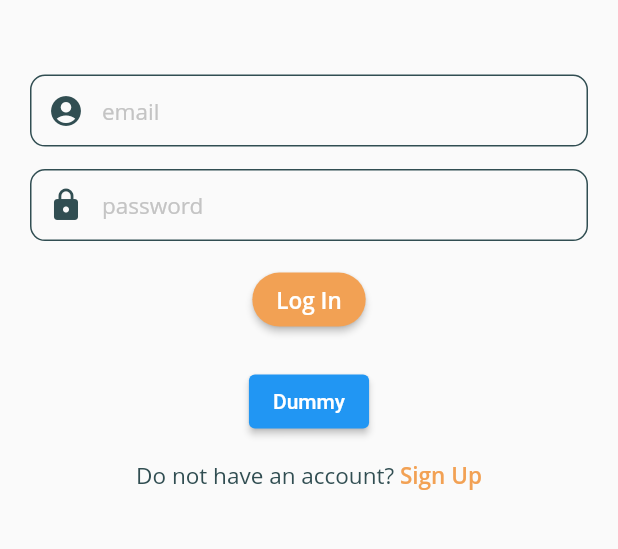
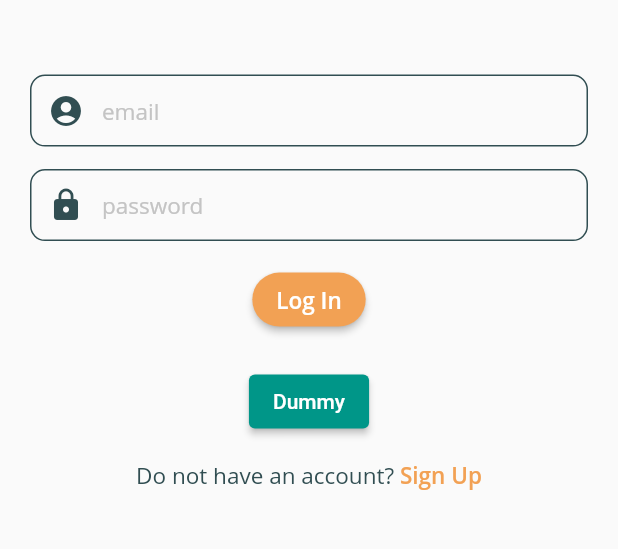
Before and after one commit to toonwwk/Just-Be-There, a Flutter app: the screen it shows after launch, on a phone screen of 412 x 824 dp, the part 406-955 px from its top. Run offline on Flutter 3.47's test engine with Material 2 defaults, Android fonts, the phone set to English and light mode, and no system bars; our stand-ins replace firebase_auth, firebase_core, recase, shared_preferences; missing offline and left inert: multi_image_picker; accounts and stored records are empty.

Commit message:
Adjust theme color

```diff
--- a/lib/main.dart
+++ b/lib/main.dart
@@ -22,6 +22,8 @@ class MyApp extends StatelessWidget {
         return MaterialApp(
           theme: new ThemeData(
               primaryColor: appColor.green,
+              primarySwatch: Colors.teal,
+
           ),
           title: 'JBT',
           // home: LogInScreen(),
```
